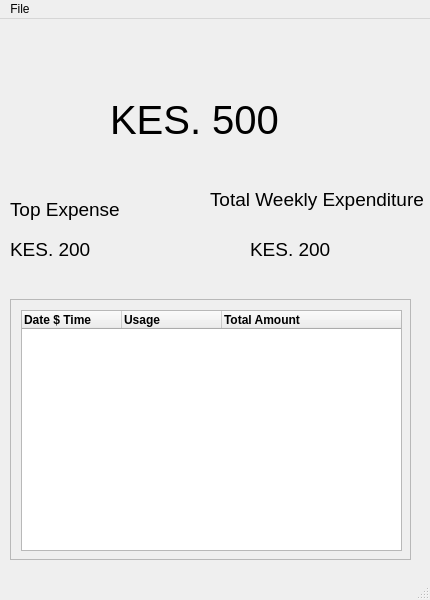
This is ui/main.ui in codewithlennylen/Expense-Tracker as Qt 5 draws it before an edit. The edited form follows.
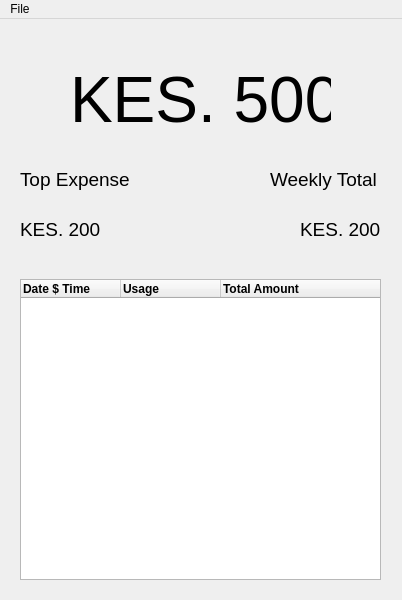
This is the edited form.

Commit message: UI Update ** Layout + Fonts **

Patch:
```diff
--- a/ui/main.ui
+++ b/ui/main.ui
@@ -6,7 +6,7 @@
    <rect>
     <x>0</x>
     <y>0</y>
-    <width>430</width>
+    <width>402</width>
     <height>600</height>
    </rect>
   </property>
@@ -17,15 +17,15 @@
    <widget class="QLabel" name="label">
     <property name="geometry">
      <rect>
-      <x>110</x>
-      <y>10</y>
-      <width>201</width>
-      <height>181</height>
+      <x>70</x>
+      <y>50</y>
+      <width>261</width>
+      <height>61</height>
      </rect>
     </property>
     <property name="font">
      <font>
-      <pointsize>30</pointsize>
+      <pointsize>48</pointsize>
      </font>
     </property>
     <property name="text">
@@ -35,8 +35,8 @@
    <widget class="QLabel" name="label_2">
     <property name="geometry">
      <rect>
-      <x>10</x>
-      <y>160</y>
+      <x>20</x>
+      <y>130</y>
       <width>121</width>
       <height>61</height>
      </rect>
@@ -53,8 +53,8 @@
    <widget class="QLabel" name="label_3">
     <property name="geometry">
      <rect>
-      <x>10</x>
-      <y>210</y>
+      <x>20</x>
+      <y>190</y>
       <width>81</width>
       <height>41</height>
      </rect>
@@ -71,9 +71,9 @@
    <widget class="QLabel" name="label_4">
     <property name="geometry">
      <rect>
-      <x>210</x>
-      <y>150</y>
-      <width>221</width>
+      <x>270</x>
+      <y>130</y>
+      <width>111</width>
       <height>61</height>
      </rect>
     </property>
@@ -83,14 +83,14 @@
      </font>
     </property>
     <property name="text">
-     <string>Total Weekly Expenditure</string>
+     <string>Weekly Total</string>
     </property>
    </widget>
    <widget class="QLabel" name="label_5">
     <property name="geometry">
      <rect>
-      <x>250</x>
-      <y>210</y>
+      <x>300</x>
+      <y>190</y>
       <width>81</width>
       <height>41</height>
      </rect>
@@ -104,34 +104,13 @@
      <string>KES. 200</string>
     </property>
    </widget>
-   <widget class="QScrollArea" name="scrollArea">
+   <widget class="QTreeWidget" name="table">
     <property name="geometry">
      <rect>
-      <x>10</x>
-      <y>280</y>
-      <width>401</width>
-      <height>261</height>
-     </rect>
-    </property>
-    <property name="widgetResizable">
-     <bool>true</bool>
-    </property>
-    <widget class="QWidget" name="scrollAreaWidgetContents">
-     <property name="geometry">
-      <rect>
-       <x>0</x>
-       <y>0</y>
-       <width>399</width>
-       <height>259</height>
-      </rect>
-     </property>
-     <widget class="QTreeWidget" name="treeWidget">
-      <property name="geometry">
-       <rect>
-        <x>10</x>
-        <y>10</y>
-        <width>381</width>
-        <height>241</height>
+      <x>20</x>
+      <y>260</y>
+      <width>361</width>
+      <height>301</height>
        </rect>
       </property>
       <property name="font">
@@ -140,6 +119,9 @@
         <bold>true</bold>
        </font>
       </property>
+    <property name="alternatingRowColors">
+     <bool>true</bool>
+    </property>
       <column>
        <property name="text">
         <string>Date $ Time</string>
@@ -157,14 +139,12 @@
       </column>
      </widget>
     </widget>
-   </widget>
-  </widget>
   <widget class="QMenuBar" name="menubar">
    <property name="geometry">
     <rect>
      <x>0</x>
      <y>0</y>
-     <width>430</width>
+     <width>402</width>
      <height>21</height>
     </rect>
    </property>
@@ -179,7 +159,6 @@
    </widget>
    <addaction name="menuFile"/>
   </widget>
-  <widget class="QStatusBar" name="statusbar"/>
   <action name="actionAdd_Expense">
    <property name="text">
     <string>Add Expense</string>
```
Left out of the diff: 6 changed lines with no effect on the pictures. Lines whose indentation alone changed are shown as unchanged. The commit also changes 1 other file.
